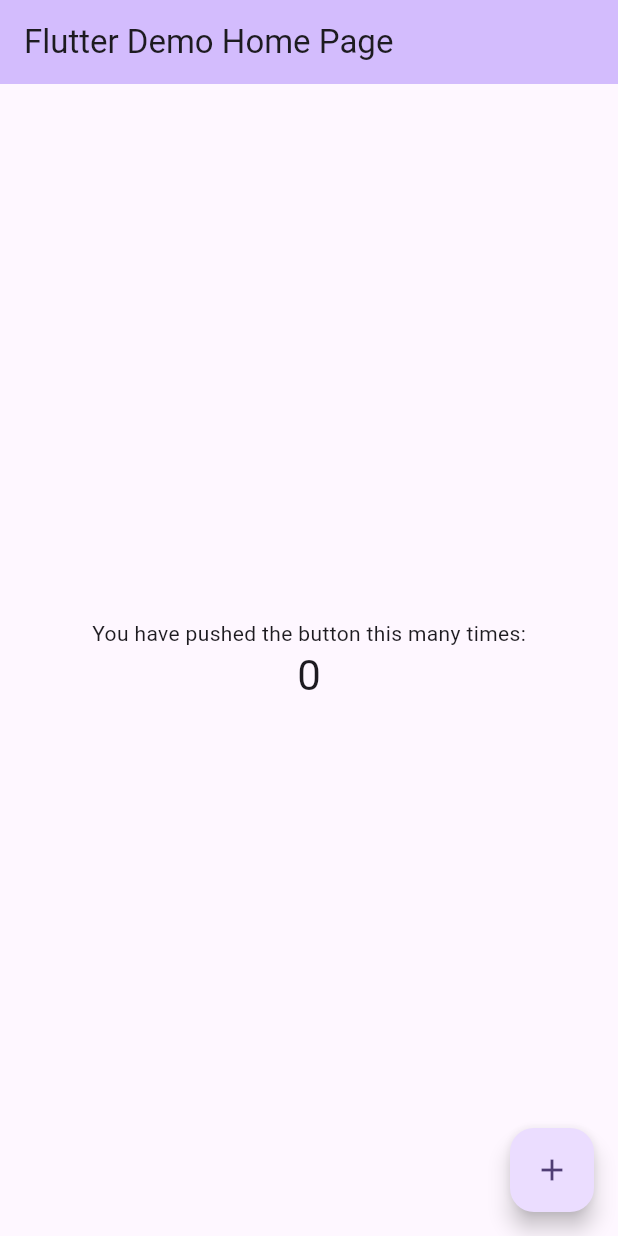
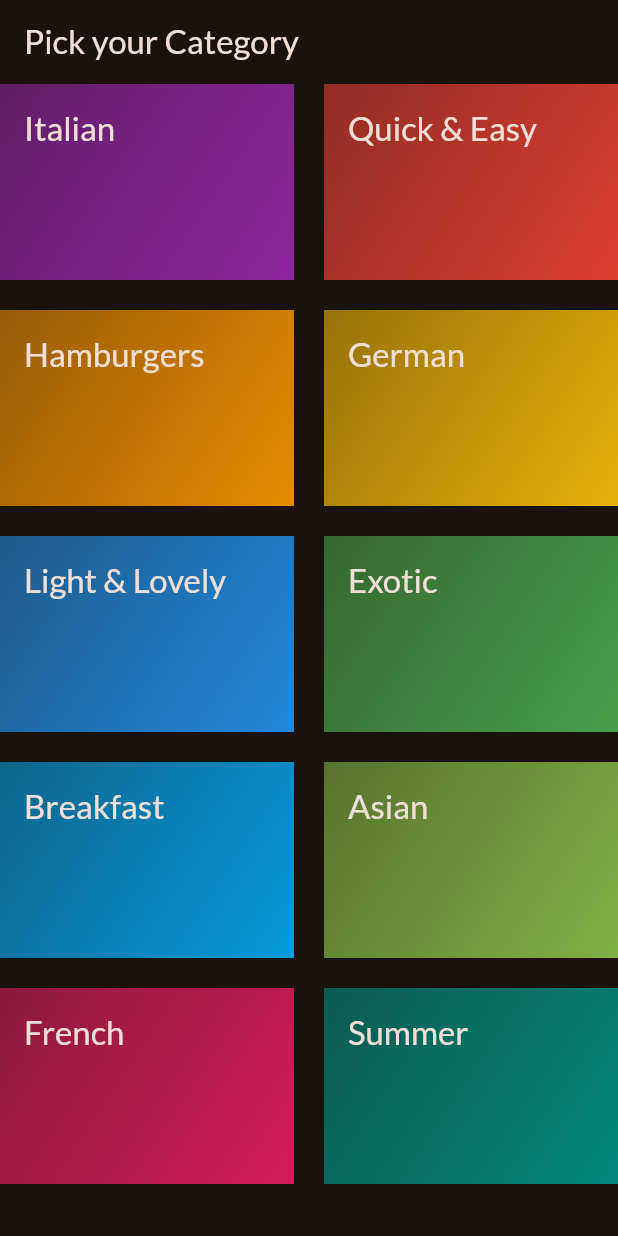
Before and after one commit to MohammedAfthab18/meals, a Flutter app: the screen it shows after launch, on a phone screen of 412 x 824 dp. Run offline on Flutter 3.47's test engine with Material 3 defaults, Android fonts, the phone set to English and light mode, and no system bars; our stand-ins replace google_fonts.

Commit message:
gridview ui update

```diff
--- /dev/null
+++ b/lib/data/dummy_data.dart
@@ -0,0 +1,56 @@
+import 'package:flutter/material.dart';
+
+import 'package:meals/models/category.dart';
+
+const availableCategories = [
+  Category(
+    id: 'c1',
+    title: 'Italian',
+    color: Colors.purple,
+  ),
+  Category(
+    id: 'c2',
+    title: 'Quick & Easy',
+    color: Colors.red,
+  ),
+  Category(
+    id: 'c3',
+    title: 'Hamburgers',
+    color: Colors.orange,
+  ),
+  Category(
+    id: 'c4',
+    title: 'German',
+    color: Colors.amber,
+  ),
+  Category(
+    id: 'c5',
+    title: 'Light & Lovely',
+    color: Colors.blue,
+  ),
+  Category(
+    id: 'c6',
+    title: 'Exotic',
+    color: Colors.green,
+  ),
+  Category(
+    id: 'c7',
+    title: 'Breakfast',
+    color: Colors.lightBlue,
+  ),
+  Category(
+    id: 'c8',
+    title: 'Asian',
+    color: Colors.lightGreen,
+  ),
+  Category(
+    id: 'c9',
+    title: 'French',
+    color: Colors.pink,
+  ),
+  Category(
+    id: 'c10',
+    title: 'Summer',
+    color: Colors.teal,
+  ),
+];
--- a/lib/main.dart
+++ b/lib/main.dart
@@ -1,125 +1,29 @@
 import 'package:flutter/material.dart';
 
+import 'package:google_fonts/google_fonts.dart';
+import 'package:meals/screens/categories.dart';
+
+final theme = ThemeData(
+  useMaterial3: true,
+  colorScheme: ColorScheme.fromSeed(
+    brightness: Brightness.dark,
+    seedColor: const Color.fromARGB(255, 131, 57, 0),
+  ),
+  textTheme: GoogleFonts.latoTextTheme(),
+);
+
 void main() {
-  runApp(const MyApp());
+  runApp(const App());
 }
 
-class MyApp extends StatelessWidget {
-  const MyApp({super.key});
+class App extends StatelessWidget {
+  const App({super.key});
 
-  // This widget is the root of your application.
   @override
   Widget build(BuildContext context) {
     return MaterialApp(
-      title: 'Flutter Demo',
-      theme: ThemeData(
-        // This is the theme of your application.
-        //
-        // TRY THIS: Try running your application with "flutter run". You'll see
-        // the application has a purple toolbar. Then, without quitting the app,
-        // try changing the seedColor in the colorScheme below to Colors.green
-        // and then invoke "hot reload" (save your changes or press the "hot
-        // reload" button in a Flutter-supported IDE, or press "r" if you used
-        // the command line to start the app).
-        //
-        // Notice that the counter didn't reset back to zero; the application
-        // state is not lost during the reload. To reset the state, use hot
-        // restart instead.
-        //
-        // This works for code too, not just values: Most code changes can be
-        // tested with just a hot reload.
-        colorScheme: ColorScheme.fromSeed(seedColor: Colors.deepPurple),
-        useMaterial3: true,
-      ),
-      home: const MyHomePage(title: 'Flutter Demo Home Page'),
+      theme: theme,
+      home: const CategoriesScreen(),// Todo ...,
     );
   }
 }
-
-class MyHomePage extends StatefulWidget {
-  const MyHomePage({super.key, required this.title});
-
-  // This widget is the home page of your application. It is stateful, meaning
-  // that it has a State object (defined below) that contains fields that affect
-  // how it looks.
-
-  // This class is the configuration for the state. It holds the values (in this
-  // case the title) provided by the parent (in this case the App widget) and
-  // used by the build method of the State. Fields in a Widget subclass are
-  // always marked "final".
-
-  final String title;
-
-  @override
-  State<MyHomePage> createState() => _MyHomePageState();
-}
-
-class _MyHomePageState extends State<MyHomePage> {
-  int _counter = 0;
-
-  void _incrementCounter() {
-    setState(() {
-      // This call to setState tells the Flutter framework that something has
-      // changed in this State, which causes it to rerun the build method below
-      // so that the display can reflect the updated values. If we changed
-      // _counter without calling setState(), then the build method would not be
-      // called again, and so nothing would appear to happen.
-      _counter++;
-    });
-  }
-
-  @override
-  Widget build(BuildContext context) {
-    // This method is rerun every time setState is called, for instance as done
-    // by the _incrementCounter method above.
-    //
-    // The Flutter framework has been optimized to make rerunning build methods
-    // fast, so that you can just rebuild anything that needs updating rather
-    // than having to individually change instances of widgets.
-    return Scaffold(
-      appBar: AppBar(
-        // TRY THIS: Try changing the color here to a specific color (to
-        // Colors.amber, perhaps?) and trigger a hot reload to see the AppBar
-        // change color while the other colors stay the same.
-        backgroundColor: Theme.of(context).colorScheme.inversePrimary,
-        // Here we take the value from the MyHomePage object that was created by
-        // the App.build method, and use it to set our appbar title.
-        title: Text(widget.title),
-      ),
-      body: Center(
-        // Center is a layout widget. It takes a single child and positions it
-        // in the middle of the parent.
-        child: Column(
-          // Column is also a layout widget. It takes a list of children and
-          // arranges them vertically. By default, it sizes itself to fit its
-          // children horizontally, and tries to be as tall as its parent.
-          //
-          // Column has various properties to control how it sizes itself and
-          // how it positions its children. Here we use mainAxisAlignment to
-          // center the children vertically; the main axis here is the vertical
-          // axis because Columns are vertical (the cross axis would be
-          // horizontal).
-          //
-          // TRY THIS: Invoke "debug painting" (choose the "Toggle Debug Paint"
-          // action in the IDE, or press "p" in the console), to see the
-          // wireframe for each widget.
-          mainAxisAlignment: MainAxisAlignment.center,
-          children: <Widget>[
-            const Text(
-              'You have pushed the button this many times:',
-            ),
-            Text(
-              '$_counter',
-              style: Theme.of(context).textTheme.headlineMedium,
-            ),
-          ],
-        ),
-      ),
-      floatingActionButton: FloatingActionButton(
-        onPressed: _incrementCounter,
-        tooltip: 'Increment',
-        child: const Icon(Icons.add),
-      ), // This trailing comma makes auto-formatting nicer for build methods.
-    );
-  }
-}
--- /dev/null
+++ b/lib/models/category.dart
@@ -0,0 +1,13 @@
+import 'package:flutter/material.dart';
+
+class Category {
+  const Category({
+    required this.id,
+    required this.title,
+    this.color = Colors.orange,
+  });
+
+  final String id;
+  final String title;
+  final Color color;
+}
--- /dev/null
+++ b/lib/screens/categories.dart
@@ -0,0 +1,29 @@
+import 'package:flutter/material.dart';
+import 'package:meals/data/dummy_data.dart';
+import 'package:meals/widgets/category_grid_item.dart';
+
+class CategoriesScreen extends StatelessWidget {
+  const CategoriesScreen({super.key});
+
+  @override
+  Widget build(BuildContext context) {
+    return Scaffold(
+      appBar: AppBar(
+        title: const Text('Pick your Category'),
+      ),
+      body: GridView(
+        gridDelegate: const SliverGridDelegateWithFixedCrossAxisCount(
+          crossAxisCount: 2,
+          childAspectRatio: 1.5,
+          crossAxisSpacing: 20,
+          mainAxisSpacing: 20,
+        ),
+        children: [
+          //availableCategories.map((category) => CategoryGridItem(category : category)).toList();
+          for(final category in availableCategories)
+            CategoryGridItem(category: category)
+        ],
+      ),
+    );
+  }
+}
--- /dev/null
+++ b/lib/widgets/category_grid_item.dart
@@ -0,0 +1,32 @@
+import 'package:flutter/material.dart';
+import 'package:meals/models/category.dart';
+
+const startAlignment = Alignment.topLeft;
+const endAlignment = Alignment.bottomRight;
+
+class CategoryGridItem extends StatelessWidget {
+  const CategoryGridItem({super.key, required this.category});
+  final Category category;
+  @override
+  Widget build(BuildContext context) {
+    return Container(
+      padding: const EdgeInsets.all(16),
+        decoration: BoxDecoration(
+          gradient: LinearGradient(
+            colors: [
+              category.color.withOpacity(0.55),
+              category.color.withOpacity(0.9)
+            ],
+            begin: startAlignment,
+            end: endAlignment,
+          ),
+        ),
+        child: Text(
+          category.title,
+          style: Theme.of(context).textTheme.titleLarge!.copyWith(
+            color: Theme.of(context).colorScheme.onBackground,
+
+          ),
+        ));
+  }
+}
--- a/pubspec.yaml
+++ b/pubspec.yaml
@@ -35,6 +35,7 @@ dependencies:
   # The following adds the Cupertino Icons font to your application.
   # Use with the CupertinoIcons class for iOS style icons.
   cupertino_icons: ^1.0.6
+  google_fonts: ^6.2.1
 
 dev_dependencies:
   flutter_test:
```
Also changed, not shown: pubspec.lock, 8 other files.
